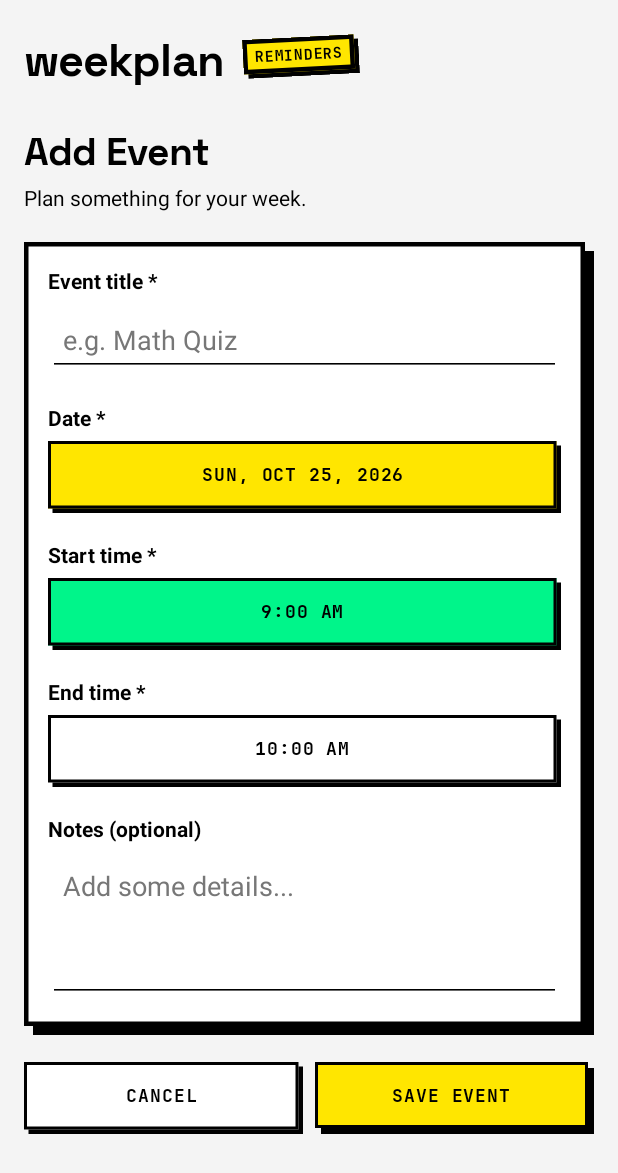
After one commit to Mostafa-Mortada/WeekPlan, an Android app: the fragment EventFormFragment placed in its activity, on a phone screen of 412 x 824 dp. The commit adds this screen. Shown: the top 1173 px of the screen. Run offline under Robolectric (Android 15) with nearby library versions, the phone set to English and light mode, and no system bars.

Commit message:
add create event form

```diff
--- a/app/build.gradle.kts
+++ b/app/build.gradle.kts
@@ -32,6 +32,7 @@ android {
     compileOptions {
         sourceCompatibility = JavaVersion.VERSION_11
         targetCompatibility = JavaVersion.VERSION_11
+        isCoreLibraryDesugaringEnabled = true
     }
 }
 
@@ -45,4 +46,5 @@ dependencies {
     testImplementation(libs.junit)
     androidTestImplementation(libs.androidx.espresso.core)
     androidTestImplementation(libs.androidx.junit)
+    coreLibraryDesugaring("com.android.tools:desugar_jdk_libs:2.1.5")
 }
--- /dev/null
+++ b/app/src/main/java/com/weekplan/reminders/EventFormFragment.kt
@@ -0,0 +1,172 @@
+package com.weekplan.reminders
+
+import android.app.DatePickerDialog
+import android.app.TimePickerDialog
+import android.os.Bundle
+import android.view.View
+import android.widget.EditText
+import android.widget.TextView
+import androidx.fragment.app.Fragment
+import androidx.lifecycle.lifecycleScope
+import com.weekplan.reminders.data.AppGraph
+import com.weekplan.reminders.data.model.Event
+import com.weekplan.reminders.ui.NeoTextView
+import kotlinx.coroutines.launch
+import java.time.LocalDate
+import java.time.LocalTime
+import java.time.format.DateTimeFormatter
+import java.util.Locale
+import java.util.UUID
+
+class EventFormFragment : Fragment(R.layout.fragment_event_form) {
+
+    private lateinit var selectedDate: LocalDate
+    private var selectedStartTime = LocalTime.of(9, 0)
+    private var selectedEndTime = LocalTime.of(10, 0)
+
+    private val dateFormatter =
+        DateTimeFormatter.ofPattern("EEE, MMM d, yyyy", Locale.getDefault())
+
+    private val timeFormatter =
+        DateTimeFormatter.ofPattern("h:mm a", Locale.getDefault())
+
+    override fun onCreate(savedInstanceState: Bundle?) {
+        super.onCreate(savedInstanceState)
+
+        val dateArgument = arguments?.getString(ARG_DATE)
+        selectedDate = dateArgument?.let {
+            LocalDate.parse(it)
+        } ?: LocalDate.now()
+    }
+
+    override fun onViewCreated(view: View, savedInstanceState: Bundle?) {
+        super.onViewCreated(view, savedInstanceState)
+
+        val titleInput = view.findViewById<EditText>(R.id.event_title)
+        val notesInput = view.findViewById<EditText>(R.id.event_notes)
+        val dateButton = view.findViewById<NeoTextView>(R.id.event_date)
+        val startButton = view.findViewById<NeoTextView>(R.id.event_start_time)
+        val endButton = view.findViewById<NeoTextView>(R.id.event_end_time)
+        val errorText = view.findViewById<TextView>(R.id.form_error)
+        val saveButton = view.findViewById<NeoTextView>(R.id.event_save)
+        val cancelButton = view.findViewById<NeoTextView>(R.id.event_cancel)
+
+        fun updateDateText() {
+            dateButton.text = selectedDate.format(dateFormatter)
+        }
+
+        fun updateStartText() {
+            startButton.text = selectedStartTime.format(timeFormatter)
+        }
+
+        fun updateEndText() {
+            endButton.text = selectedEndTime.format(timeFormatter)
+        }
+
+        updateDateText()
+        updateStartText()
+        updateEndText()
+
+        dateButton.setOnClickListener {
+            DatePickerDialog(
+                requireContext(),
+                { _, year, month, day ->
+                    selectedDate = LocalDate.of(year, month + 1, day)
+                    updateDateText()
+                    errorText.visibility = View.GONE
+                },
+                selectedDate.year,
+                selectedDate.monthValue - 1,
+                selectedDate.dayOfMonth
+            ).show()
+        }
+
+        startButton.setOnClickListener {
+            TimePickerDialog(
+                requireContext(),
+                { _, hour, minute ->
+                    selectedStartTime = LocalTime.of(hour, minute)
+                    updateStartText()
+                    errorText.visibility = View.GONE
+                },
+                selectedStartTime.hour,
+                selectedStartTime.minute,
+                false
+            ).show()
+        }
+
+        endButton.setOnClickListener {
+            TimePickerDialog(
+                requireContext(),
+                { _, hour, minute ->
+                    selectedEndTime = LocalTime.of(hour, minute)
+                    updateEndText()
+                    errorText.visibility = View.GONE
+                },
+                selectedEndTime.hour,
+                selectedEndTime.minute,
+                false
+            ).show()
+        }
+
+        cancelButton.setOnClickListener {
+            parentFragmentManager.popBackStack()
+        }
+
+        saveButton.setOnClickListener {
+            val title = titleInput.text.toString().trim()
+            val notes = notesInput.text.toString().trim()
+
+            val error = when {
+                title.isBlank() ->
+                    getString(R.string.event_error_title_required)
+
+                !selectedEndTime.isAfter(selectedStartTime) ->
+                    getString(R.string.event_error_time_order)
+
+                else -> null
+            }
+
+            if (error != null) {
+                errorText.text = error
+                errorText.visibility = View.VISIBLE
+                return@setOnClickListener
+            }
+
+            saveButton.isEnabled = false
+            errorText.visibility = View.GONE
+
+            val event = Event(
+                id = UUID.randomUUID().toString(),
+                title = title,
+                startDate = selectedDate,
+                startTime = selectedStartTime,
+                endTime = selectedEndTime,
+                notes = notes
+            )
+
+            viewLifecycleOwner.lifecycleScope.launch {
+                try {
+                    AppGraph.eventRepository.createEvent(event)
+                    parentFragmentManager.popBackStack()
+                } catch (_: Exception) {
+                    saveButton.isEnabled = true
+                    errorText.text = getString(R.string.event_error_save)
+                    errorText.visibility = View.VISIBLE
+                }
+            }
+        }
+    }
+
+    companion object {
+        private const val ARG_DATE = "event_date"
+
+        fun newInstance(date: LocalDate): EventFormFragment {
+            return EventFormFragment().apply {
+                arguments = Bundle().apply {
+                    putString(ARG_DATE, date.toString())
+                }
+            }
+        }
+    }
+}
--- a/app/src/main/java/com/weekplan/reminders/MainActivity.kt
+++ b/app/src/main/java/com/weekplan/reminders/MainActivity.kt
@@ -36,7 +36,11 @@ class MainActivity : AppCompatActivity(), PlannerNavigator {
         Toast.makeText(this, "TODO details: $eventId on $occurrenceDate", Toast.LENGTH_SHORT).show()
     }
 
+
     override fun openAddEvent(date: LocalDate) {
-        Toast.makeText(this, "TODO add form for $date", Toast.LENGTH_SHORT).show()
+        supportFragmentManager.commit {
+            replace(R.id.planner_container, EventFormFragment.newInstance(date))
+            addToBackStack("event_form")
+        }
     }
 }
--- a/app/src/main/java/com/weekplan/reminders/data/EventRepository.kt
+++ b/app/src/main/java/com/weekplan/reminders/data/EventRepository.kt
@@ -1,6 +1,7 @@
 package com.weekplan.reminders.data
 
 import com.weekplan.reminders.data.model.EventOccurrence
+import com.weekplan.reminders.data.model.Event
 import kotlinx.coroutines.flow.Flow
 import java.time.LocalDate
 
@@ -16,4 +17,5 @@ interface EventRepository {
 
     /** Occurrences from [from] to [to], both inclusive, recurring events already expanded. */
     suspend fun getOccurrences(from: LocalDate, to: LocalDate): List<EventOccurrence>
+    suspend fun createEvent(event: Event)
 }
--- a/app/src/main/java/com/weekplan/reminders/data/FakeEventRepository.kt
+++ b/app/src/main/java/com/weekplan/reminders/data/FakeEventRepository.kt
@@ -29,11 +29,12 @@ class FakeEventRepository(
         return events.flatMap { Recurrence.expand(it, from, to) }
     }
 
+    override suspend fun createEvent(event: Event) {
+        events = events + event
+        _changes.emit(Unit)
+    }
+
     // Helpers to try "the planner refreshes after changes" by hand; Member 2 / 4 do the real ones.
-    fun add(event: Event) {
-        events = events + event
-        _changes.tryEmit(Unit)
-    }
 
     fun delete(eventId: String) {
         events = events.filterNot { it.id == eventId }
--- /dev/null
+++ b/app/src/main/res/layout/fragment_event_form.xml
@@ -0,0 +1,230 @@
+<?xml version="1.0" encoding="utf-8"?>
+<ScrollView xmlns:android="http://schemas.android.com/apk/res/android"
+    xmlns:app="http://schemas.android.com/apk/res-auto"
+    android:layout_width="match_parent"
+    android:layout_height="match_parent"
+    android:background="@color/wp_bg"
+    android:fillViewport="true">
+
+    <LinearLayout
+        android:layout_width="match_parent"
+        android:layout_height="wrap_content"
+        android:orientation="vertical"
+        android:padding="16dp">
+
+        <!-- Brand row: same as Weekly Planner -->
+        <LinearLayout
+            android:layout_width="match_parent"
+            android:layout_height="wrap_content"
+            android:gravity="center_vertical"
+            android:orientation="horizontal">
+
+            <TextView
+                style="@style/WP.Text.Display"
+                android:layout_width="wrap_content"
+                android:layout_height="wrap_content"
+                android:text="@string/planner_brand"
+                android:textColor="@color/wp_ink"
+                android:textSize="30sp" />
+
+            <com.weekplan.reminders.ui.NeoTextView
+                style="@style/WP.Text.Chip"
+                android:layout_width="wrap_content"
+                android:layout_height="wrap_content"
+                android:layout_marginStart="12dp"
+                android:rotation="-3"
+                android:text="@string/planner_tag"
+                app:neoFill="@color/wp_yellow"
+                app:neoShadow="3dp" />
+        </LinearLayout>
+
+        <!-- Form heading -->
+        <TextView
+            android:id="@+id/form_heading"
+            style="@style/WP.Text.Display"
+            android:layout_width="match_parent"
+            android:layout_height="wrap_content"
+            android:layout_marginTop="20dp"
+            android:text="@string/event_form_title"
+            android:textColor="@color/wp_ink"
+            android:textSize="26sp" />
+
+        <TextView
+            android:layout_width="match_parent"
+            android:layout_height="wrap_content"
+            android:layout_marginTop="4dp"
+            android:text="@string/event_form_subtitle"
+            android:textColor="@color/wp_ink" />
+
+        <!-- Form card -->
+        <com.weekplan.reminders.ui.NeoLinearLayout
+            android:layout_width="match_parent"
+            android:layout_height="wrap_content"
+            android:layout_marginTop="20dp"
+            android:orientation="vertical"
+            android:padding="16dp"
+            app:neoFill="@color/wp_paper"
+            app:neoShadow="6dp">
+
+            <!-- Title -->
+            <TextView
+                android:layout_width="match_parent"
+                android:layout_height="wrap_content"
+                android:text="@string/event_title_label"
+                android:textColor="@color/wp_ink"
+                android:textStyle="bold" />
+
+            <EditText
+                android:id="@+id/event_title"
+                android:layout_width="match_parent"
+                android:layout_height="wrap_content"
+                android:layout_marginTop="6dp"
+                android:backgroundTint="@color/wp_ink"
+                android:hint="@string/event_title_hint"
+                android:importantForAutofill="no"
+                android:inputType="textCapSentences"
+                android:maxLines="1"
+                android:minHeight="48dp"
+                android:padding="10dp"
+                android:textColor="@color/wp_ink"
+                android:textColorHint="#777777" />
+
+            <!-- Date -->
+            <TextView
+                android:layout_width="match_parent"
+                android:layout_height="wrap_content"
+                android:layout_marginTop="18dp"
+                android:text="@string/event_date_label"
+                android:textColor="@color/wp_ink"
+                android:textStyle="bold" />
+
+            <com.weekplan.reminders.ui.NeoTextView
+                android:id="@+id/event_date"
+                style="@style/WP.Text.Button"
+                android:layout_width="match_parent"
+                android:layout_height="wrap_content"
+                android:layout_marginTop="6dp"
+                android:clickable="true"
+                android:focusable="true"
+                android:text="@string/event_date_choose"
+                app:neoFill="@color/wp_yellow"
+                app:neoShadow="3dp"
+                app:neoStroke="2dp" />
+
+            <!-- Start time -->
+            <TextView
+                android:layout_width="match_parent"
+                android:layout_height="wrap_content"
+                android:layout_marginTop="18dp"
+                android:text="@string/event_start_time_label"
+                android:textColor="@color/wp_ink"
+                android:textStyle="bold" />
+
+            <com.weekplan.reminders.ui.NeoTextView
+                android:id="@+id/event_start_time"
+                style="@style/WP.Text.Button"
+                android:layout_width="match_parent"
+                android:layout_height="wrap_content"
+                android:layout_marginTop="6dp"
+                android:clickable="true"
+                android:focusable="true"
+                android:text="@string/event_start_time_choose"
+                app:neoFill="@color/wp_green"
+                app:neoShadow="3dp"
+                app:neoStroke="2dp" />
+
+            <!-- End time -->
+            <TextView
+                android:layout_width="match_parent"
+                android:layout_height="wrap_content"
+                android:layout_marginTop="18dp"
+                android:text="@string/event_end_time_label"
+                android:textColor="@color/wp_ink"
+                android:textStyle="bold" />
+
+            <com.weekplan.reminders.ui.NeoTextView
+                android:id="@+id/event_end_time"
+                style="@style/WP.Text.Button"
+                android:layout_width="match_parent"
+                android:layout_height="wrap_content"
+                android:layout_marginTop="6dp"
+                android:clickable="true"
+                android:focusable="true"
+                android:text="@string/event_end_time_choose"
+                app:neoFill="@color/wp_paper"
+                app:neoShadow="3dp"
+                app:neoStroke="2dp" />
+
+            <!-- Notes -->
+            <TextView
+                android:layout_width="match_parent"
+                android:layout_height="wrap_content"
+                android:layout_marginTop="18dp"
+                android:text="@string/event_notes_label"
+                android:textColor="@color/wp_ink"
+                android:textStyle="bold" />
+
+            <EditText
+                android:id="@+id/event_notes"
+                android:layout_width="match_parent"
+                android:layout_height="wrap_content"
+                android:layout_marginTop="6dp"
+                android:backgroundTint="@color/wp_ink"
+                android:gravity="top|start"
+                android:hint="@string/event_notes_hint"
+                android:importantForAutofill="no"
+                android:inputType="textCapSentences|textMultiLine"
+                android:minHeight="100dp"
+                android:minLines="3"
+                android:padding="10dp"
+                android:textColor="@color/wp_ink"
+                android:textColorHint="#777777" />
+
+        </com.weekplan.reminders.ui.NeoLinearLayout>
+
+        <!-- Validation error -->
+        <TextView
+            android:id="@+id/form_error"
+            android:layout_width="match_parent"
+            android:layout_height="wrap_content"
+            android:layout_marginTop="12dp"
+            android:textColor="#C62828"
+            android:visibility="gone" />
+
+        <!-- Action buttons -->
+        <LinearLayout
+            android:layout_width="match_parent"
+            android:layout_height="wrap_content"
+            android:layout_marginTop="18dp"
+            android:orientation="horizontal">
+
+            <com.weekplan.reminders.ui.NeoTextView
+                android:id="@+id/event_cancel"
+                style="@style/WP.Text.Button"
+                android:layout_width="0dp"
+                android:layout_height="wrap_content"
+                android:layout_marginEnd="8dp"
+                android:layout_weight="1"
+                android:gravity="center"
+                android:text="@string/event_cancel"
+                app:neoFill="@color/wp_paper"
+                app:neoShadow="3dp"
+                app:neoStroke="2dp" />
+
+            <com.weekplan.reminders.ui.NeoTextView
+                android:id="@+id/event_save"
+                style="@style/WP.Text.Button"
+                android:layout_width="0dp"
+                android:layout_height="wrap_content"
+                android:layout_weight="1"
+                android:gravity="center"
+                android:text="@string/event_save"
+                app:neoFill="@color/wp_yellow"
+                app:neoShadow="4dp"
+                app:neoStroke="2dp" />
+
+        </LinearLayout>
+
+    </LinearLayout>
+
+</ScrollView>
--- a/app/src/main/res/values/strings.xml
+++ b/app/src/main/res/values/strings.xml
@@ -1,3 +1,20 @@
 <resources>
     <string name="app_name">Week Plan Pro</string>
+    <string name="event_form_title">Add Event</string>
+    <string name="event_form_subtitle">Plan something for your week.</string>
+    <string name="event_title_label">Event title *</string>
+    <string name="event_title_hint">e.g. Math Quiz</string>
+    <string name="event_date_label">Date *</string>
+    <string name="event_date_choose">Choose date</string>
+    <string name="event_start_time_label">Start time *</string>
+    <string name="event_start_time_choose">Choose start time</string>
+    <string name="event_end_time_label">End time *</string>
+    <string name="event_end_time_choose">Choose end time</string>
+    <string name="event_notes_label">Notes (optional)</string>
+    <string name="event_notes_hint">Add some details...</string>
+    <string name="event_cancel">Cancel</string>
+    <string name="event_save">Save Event</string>
+    <string name="event_error_title_required">Please enter an event title.</string>
+    <string name="event_error_time_order">End time must be after start time.</string>
+    <string name="event_error_save">Couldn’t save the event. Please try again.</string>
 </resources>
```
